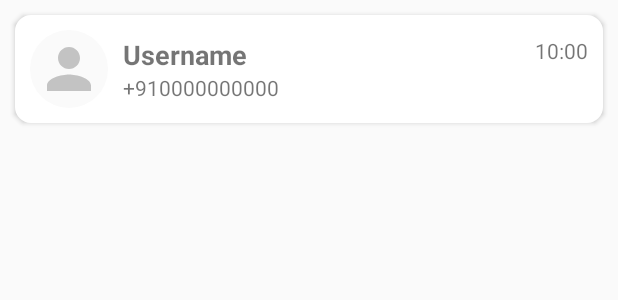
After one commit to Jerald-Joyson/Simple-Chat-Application, an Android app: the layout recent_chat_recycler_row.xml on its own in the app's theme, with its tools: preview values and no code run, on a phone screen of 412 x 824 dp. The commit adds this screen. Shown: the top 300 px of the screen. Run offline under Robolectric (Android 15) with nearby library versions, the phone set to English and light mode, and no system bars.

Commit message:
recent chat is set

```diff
--- /dev/null
+++ b/app/src/main/res/layout/recent_chat_recycler_row.xml
@@ -0,0 +1,50 @@
+<?xml version="1.0" encoding="utf-8"?>
+<LinearLayout xmlns:android="http://schemas.android.com/apk/res/android"
+    android:layout_width="match_parent"
+    android:layout_height="wrap_content"
+    xmlns:tools="http://schemas.android.com/tools"
+    android:layout_margin="10dp"
+    android:background="@drawable/edit_text_rounded_corner"
+    android:elevation="2dp">
+
+    <include
+        layout="@layout/profile_pic_view"
+        android:layout_width="52dp"
+        android:layout_height="52dp"
+        android:layout_gravity="center"
+        android:layout_margin="10dp" />
+
+    <LinearLayout
+        android:layout_width="match_parent"
+        android:layout_height="wrap_content"
+        android:layout_gravity="center"
+        android:orientation="vertical">
+
+        <RelativeLayout
+            android:layout_width="match_parent"
+            android:layout_height="wrap_content">
+
+            <TextView
+                android:id="@+id/user_name_text"
+                android:layout_width="wrap_content"
+                android:layout_height="wrap_content"
+                tools:text="Username"
+                android:textSize="18dp"
+                android:textStyle="bold" />
+
+            <TextView
+                android:id="@+id/last_message_time_text"
+                android:layout_width="wrap_content"
+                android:layout_height="wrap_content"
+                android:layout_alignParentEnd="true"
+                android:layout_marginEnd="10dp"
+                tools:text="10:00" />
+        </RelativeLayout>
+
+        <TextView
+            android:id="@+id/last_message_text"
+            android:layout_width="wrap_content"
+            android:layout_height="wrap_content"
+            tools:text="+910000000000" />
+    </LinearLayout>
+</LinearLayout>
--- a/app/src/main/res/values/colors.xml
+++ b/app/src/main/res/values/colors.xml
@@ -8,4 +8,7 @@
 
     <color name="black">#FF000000</color>
     <color name="white">#FFFFFFFF</color>
+
+    <color name="chat_color_sender">#1E88E5</color>
+    <color name="chat_color_receiver">#7CB342</color>
 </resources>
```
Also changed, not shown: app/src/main/java/com/example/chat_app/ChatActivity.java (+62 -2 lines), app/src/main/java/com/example/chat_app/ChatFragment.java (+54 -1 lines), app/src/main/java/com/example/chat_app/adapter/ChatRecyclerAdapter.java (added, +64 -0 lines), app/src/main/java/com/example/chat_app/adapter/RecentChatRecyclerAdapter.java (added, +83 -0 lines), app/src/main/java/com/example/chat_app/model/ChatMessageModel.java (added, +42 -0 lines), app/src/main/java/com/example/chat_app/model/ChatRoomModel.java (+9 -0 lines), app/src/main/java/com/example/chat_app/utils/FirebaseUtil.java (+24 -1 lines), app/src/main/res/layout/chat_message_recycler_row.xml (added, +38 -0 lines), app/src/main/res/layout/fragment_chat.xml (+3 -7 lines).
